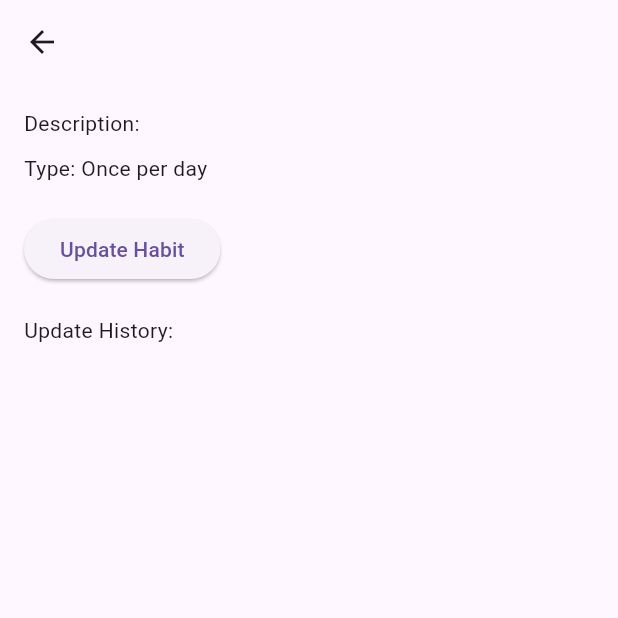
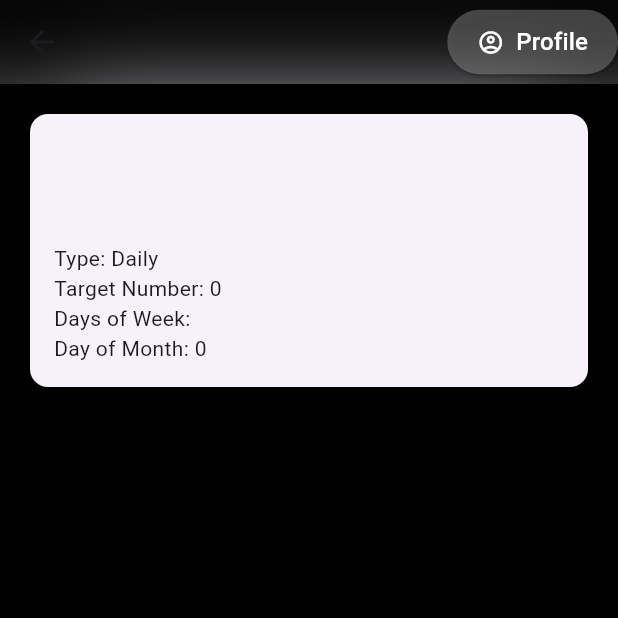
Before and after one commit to jakupemini5/NVD-Habit-Tracker, a Flutter app: the HabitDetailScreen screen opened directly with empty values, on a phone screen of 412 x 824 dp, the top half of it. Run offline on Flutter 3.47's test engine with Material 3 defaults, Android fonts, the phone set to English and light mode, and no system bars; our stand-ins replace cloud_firestore, firebase_auth, firebase_core; missing offline and left inert: firebase_ui_auth; accounts and stored records are empty; generated files the repository leaves out were written again.

Commit message:
updated model and habitDetailScreen

```diff
--- a/habit_tracker/lib/src/models/habit_model.dart
+++ b/habit_tracker/lib/src/models/habit_model.dart
@@ -1,23 +1,15 @@
 enum HabitType {
-  OncePerDay,
-  NumberReached,
+  Daily,
   Weekly,
-  Monthly,
 }
 
 extension HabitTypeExtension on HabitType {
   String get name {
     switch (this) {
-      case HabitType.OncePerDay:
-        return "Once per day";
-      case HabitType.NumberReached:
-        return "Number reached";
+      case HabitType.Daily:
+        return "Daily";
       case HabitType.Weekly:
         return "Weekly";
-      case HabitType.Monthly:
-        return "Monthly";
-      default:
-        return "";
     }
   }
 }
--- a/habit_tracker/lib/src/screens/habit/habit_detail_screen.dart
+++ b/habit_tracker/lib/src/screens/habit/habit_detail_screen.dart
@@ -1,6 +1,7 @@
-import 'package:cloud_firestore/cloud_firestore.dart';
 import 'package:flutter/material.dart';
 import 'package:habit_tracker/src/models/habit_model.dart';
+import 'package:habit_tracker/src/widgets/habbit_card.dart';
+import 'package:habit_tracker/src/widgets/my_app_bar.dart';
 
 class HabitDetailScreen extends StatefulWidget {
   final HabitModel habit;
@@ -12,112 +13,33 @@ class HabitDetailScreen extends StatefulWidget {
 }
 
 class _HabitDetailScreenState extends State<HabitDetailScreen> {
-  TextEditingController _targetNumberController = TextEditingController();
-  TextEditingController _daysOfWeekController = TextEditingController();
-  TextEditingController _dayOfMonthController = TextEditingController();
+  late TextEditingController _targetNumberController;
+  List<String> _selectedDays = [];
+  final List<String> _daysOfWeek = ['Mon', 'Tue', 'Wed', 'Thu', 'Fri', 'Sat', 'Sun'];
 
   @override
   void initState() {
     super.initState();
-    if (widget.habit.type == HabitType.NumberReached) {
-      _targetNumberController.text = widget.habit.targetNumber?.toString() ?? '';
-    }
+    _targetNumberController = TextEditingController(text: widget.habit.targetNumber.toString());
     if (widget.habit.type == HabitType.Weekly) {
-      _daysOfWeekController.text = widget.habit.daysOfWeek?.join(', ') ?? '';
-    }
-    if (widget.habit.type == HabitType.Monthly) {
-      _dayOfMonthController.text = widget.habit.dayOfMonth?.toString() ?? '';
-    }
-  }
-
-  Future<void> _updateHabit() async {
-    try {
-      if (widget.habit.type == HabitType.NumberReached) {
-        widget.habit.targetNumber = int.tryParse(_targetNumberController.text);
-      }
-      if (widget.habit.type == HabitType.Weekly) {
-        widget.habit.daysOfWeek = _daysOfWeekController.text.split(',').map((e) => e.trim()).toList();
-      }
-      if (widget.habit.type == HabitType.Monthly) {
-        widget.habit.dayOfMonth = int.tryParse(_dayOfMonthController.text);
-      }
-
-      widget.habit.updatedAt = DateTime.now();
-      widget.habit.updateHistory = (widget.habit.updateHistory ?? [])..add({
-        'updatedAt': widget.habit.updatedAt,
-        'targetNumber': widget.habit.targetNumber,
-        'daysOfWeek': widget.habit.daysOfWeek,
-        'dayOfMonth': widget.habit.dayOfMonth,
-      });
-
-      await FirebaseFirestore.instance
-          .collection('habits')
-          .doc(widget.habit.userId)
-          .update(widget.habit.toJson());
-
-      ScaffoldMessenger.of(context).showSnackBar(
-        const SnackBar(content: Text('Habit updated successfully!')),
-      );
-
-      setState(() {});
-    } catch (e) {
-      ScaffoldMessenger.of(context).showSnackBar(
-        SnackBar(content: Text('Error updating habit: $e')),
-      );
+      _selectedDays = List.from(widget.habit.daysOfWeek ?? []);
     }
   }
 
   @override
   Widget build(BuildContext context) {
     return Scaffold(
-      appBar: AppBar(title: Text(widget.habit.name)),
+      backgroundColor: Colors.black,
+      appBar: MyAppBar(title: widget.habit.name),
       body: Padding(
         padding: const EdgeInsets.all(16.0),
         child: Column(
-          crossAxisAlignment: CrossAxisAlignment.start,
+          mainAxisAlignment: MainAxisAlignment.start,
+          crossAxisAlignment: CrossAxisAlignment.stretch,
           children: [
-            Text('Description: ${widget.habit.description}'),
-            SizedBox(height: 10),
-            Text('Type: ${widget.habit.type.name}'),
-            if (widget.habit.type == HabitType.NumberReached)
-              TextField(
-                controller: _targetNumberController,
-                decoration: InputDecoration(labelText: 'Target Number'),
-                keyboardType: TextInputType.number,
-              ),
-            if (widget.habit.type == HabitType.Weekly)
-              TextField(
-                controller: _daysOfWeekController,
-                decoration: InputDecoration(labelText: 'Days of the Week (comma separated)'),
-              ),
-            if (widget.habit.type == HabitType.Monthly)
-              TextField(
-                controller: _dayOfMonthController,
-                decoration: InputDecoration(labelText: 'Day of the Month'),
-                keyboardType: TextInputType.number,
-              ),
-            SizedBox(height: 20),
-            ElevatedButton(
-              onPressed: _updateHabit,
-              child: Text('Update Habit'),
-            ),
-            SizedBox(height: 20),
-            Text('Update History:'),
-            Expanded(
-              child: ListView.builder(
-                itemCount: widget.habit.updateHistory?.length ?? 0,
-                itemBuilder: (context, index) {
-                  var history = widget.habit.updateHistory![index];
-                  return ListTile(
-                    title: Text('Updated at: ${history['updatedAt']}'),
-                    subtitle: Text(
-                      'Target Number: ${history['targetNumber']}, '
-                      'Days of Week: ${history['daysOfWeek']}, '
-                      'Day of Month: ${history['dayOfMonth']}',
-                    ),
-                  );
-                },
-              ),
+            Hero(
+              tag: 'habit_${widget.habit.name}', // Add this line
+              child: HabitCard(habit: widget.habit),
             ),
           ],
         ),
--- a/habit_tracker/lib/src/widgets/habbit_card.dart
+++ b/habit_tracker/lib/src/widgets/habbit_card.dart
@@ -3,9 +3,9 @@ import 'package:habit_tracker/src/models/habit_model.dart';
 
 class HabitCard extends StatelessWidget {
   final HabitModel habit;
-  final VoidCallback onClick;
+  final VoidCallback? onClick;
 
-  HabitCard({required this.habit, required this.onClick});
+  HabitCard({required this.habit, this.onClick});
 
   @override
   Widget build(BuildContext context) {
```
Also changed, not shown: habit_tracker/lib/src/screens/habit/create_habit_screen.dart (+6 -30 lines), habit_tracker/lib/src/screens/main_page/habits_screen.dart (+10 -3 lines).
